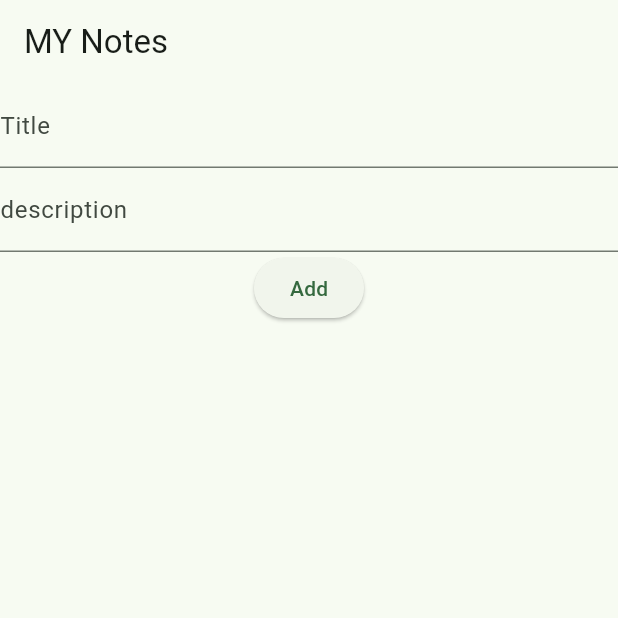
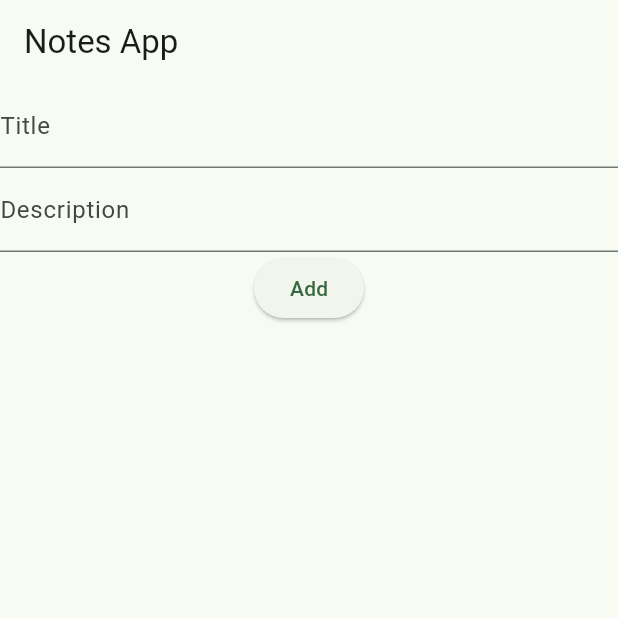
Before and after one commit to S0ham001/My_notes_app--flutter-, a Flutter app: the screen it shows after launch, after a tap on "Add", on a phone screen of 412 x 824 dp, the top half of it. Run offline on Flutter 3.47's test engine with Material 3 defaults, Android fonts, the phone set to English and light mode, and no system bars.

Commit message:
35-07-2025

```diff
--- a/lib/main.dart
+++ b/lib/main.dart
@@ -31,7 +31,7 @@ class MyApp extends StatelessWidget {
         // tested with just a hot reload.
         colorScheme: ColorScheme.fromSeed(seedColor: const Color.fromARGB(255, 51, 177, 89)),
       ),
-      home: NoteScreen(),
+      home: NotesScreen(),
     );
   }
 }
--- a/lib/screens/note_screen.dart
+++ b/lib/screens/note_screen.dart
@@ -1,47 +1,45 @@
 import 'package:flutter/material.dart';
 import 'package:notes_app/models/note.dart';
 
-class NoteScreen extends StatefulWidget {
-  const NoteScreen({super.key});
+class NotesScreen extends StatefulWidget {
+  const NotesScreen({super.key});
 
   @override
-  State<NoteScreen> createState() => _NoteScreenState();
+  State<NotesScreen> createState() => _NotesScreenState();
 }
 
-class _NoteScreenState extends State<NoteScreen> {
+class _NotesScreenState extends State<NotesScreen> {
   TextEditingController titleTxtCntrl = TextEditingController();
   TextEditingController descTxtCntrl = TextEditingController();
   List<Note> notes = [];
-
-
-
+  String selID = "";
   @override
   Widget build(BuildContext context) {
     return Scaffold(
-      appBar: AppBar(
-        title: Text("MY Notes"),
-      ),
+      appBar: AppBar(title: Text('Notes App')),
       body: Column(
         children: [
-          //add
+          // add
           TextField(
             controller: titleTxtCntrl,
             decoration: InputDecoration(
-              hintText: "enter title",
-              labelText: "Title",
-
+              hintText: 'Enter title',
+              labelText: 'Title',
             ),
           ),
           TextField(
             controller: descTxtCntrl,
             decoration: InputDecoration(
-              hintText: "enter description",
-              labelText: "description",
+              hintText: 'Enter Description',
+              labelText: 'Description',
             ),
           ),
-          ElevatedButton(onPressed: () {
+          ElevatedButton(
+            onPressed: () {
               // add logic
-            if ( titleTxtCntrl.text.isNotEmpty && descTxtCntrl.text.isNotEmpty){
+              if (titleTxtCntrl.text.isNotEmpty &&
+                  descTxtCntrl.text.isNotEmpty) {
+                if (selID == "") {
                   notes.add(
                     Note(
                       id: DateTime.now().toIso8601String(),
@@ -49,35 +47,66 @@ class _NoteScreenState extends State<NoteScreen> {
                       description: descTxtCntrl.text,
                     ),
                   );
+                } else {
+                  int index = notes.indexWhere(
+                    (element) => element.id == selID,
+                  );
+                  if (index > -1) {
+                    notes[index] = Note(
+                      id: selID,
+                      title: titleTxtCntrl.text,
+                      description: descTxtCntrl.text,
+                    );
+                    //
+                    // notes[index].title = titleTxtCntrl.text;
+                    // notes[index].description = descTxtCntrl.text;
+                    selID = "";
+                    setState(() {});
+                  }
+                  // notes.replaceRange(index, index, [
+                  //   Note(
+                  //     id: selID,
+                  //     title: titleTxtCntrl.text,
+                  //     description: descTxtCntrl.text,
+                  //   ),
+                  // ]);
+                }
+
                 titleTxtCntrl.clear();
                 descTxtCntrl.clear();
                 setState(() {});
               } else {}
             },
-          child: Text("Add")),
-          //Display
-          Expanded(child: ListView.builder(
+            child: Text(selID == "" ? 'Add' : 'Update'),
+          ),
+          // display
+          Expanded(
+            child: ListView.builder(
               itemCount: notes.length,
               itemBuilder:
                   (context, index) => ListTile(
-                title: Text(notes[index].title),
-                subtitle: Text(notes[index].description),
+                    title: Text('${notes[index].title}'),
+                    subtitle: Text('${notes[index].description}'),
                     trailing: SizedBox(
                       width: MediaQuery.of(context).size.width * 0.25,
                       child: Row(
                         children: [
-                      IconButton(onPressed:(){
+                          IconButton(
+                            onPressed: () {
                               titleTxtCntrl.text = notes[index].title;
                               descTxtCntrl.text = notes[index].description;
-                        notes.removeAt(index);
+                              selID = notes[index].id;
                               setState(() {});
-                      }, icon: Icon(Icons.edit)),
-                      IconButton( onPressed: (){
+                            },
+                            icon: Icon(Icons.edit),
+                          ),
+                          IconButton(
+                            onPressed: () {
                               notes.removeAt(index);
                               setState(() {});
                             },
-                  icon: Icon(Icons.delete),),
-
+                            icon: Icon(Icons.delete),
+                          ),
                         ],
                       ),
                     ),
--- a/pubspec.yaml
+++ b/pubspec.yaml
@@ -34,6 +34,7 @@ dependencies:
   # The following adds the Cupertino Icons font to your application.
   # Use with the CupertinoIcons class for iOS style icons.
   cupertino_icons: ^1.0.8
+  shared_preferences: ^2.5.3
 
 dev_dependencies:
   flutter_test:
@@ -45,6 +46,7 @@ dev_dependencies:
   # package. See that file for information about deactivating specific lint
   # rules and activating additional ones.
   flutter_lints: ^5.0.0
+
 
 # For information on the generic Dart part of this file, see the
 # following page: https://dart.dev/tools/pub/pubspec
```
Also changed, not shown: pubspec.lock, 1 other file. Lines whose indentation alone changed are shown as unchanged.
